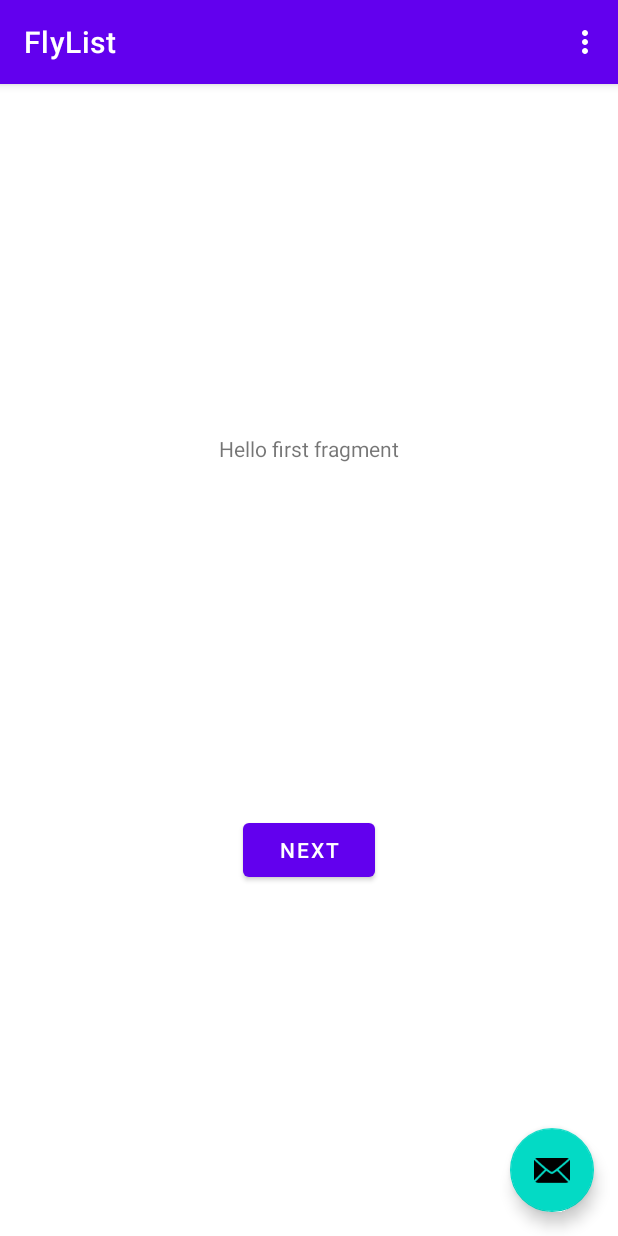
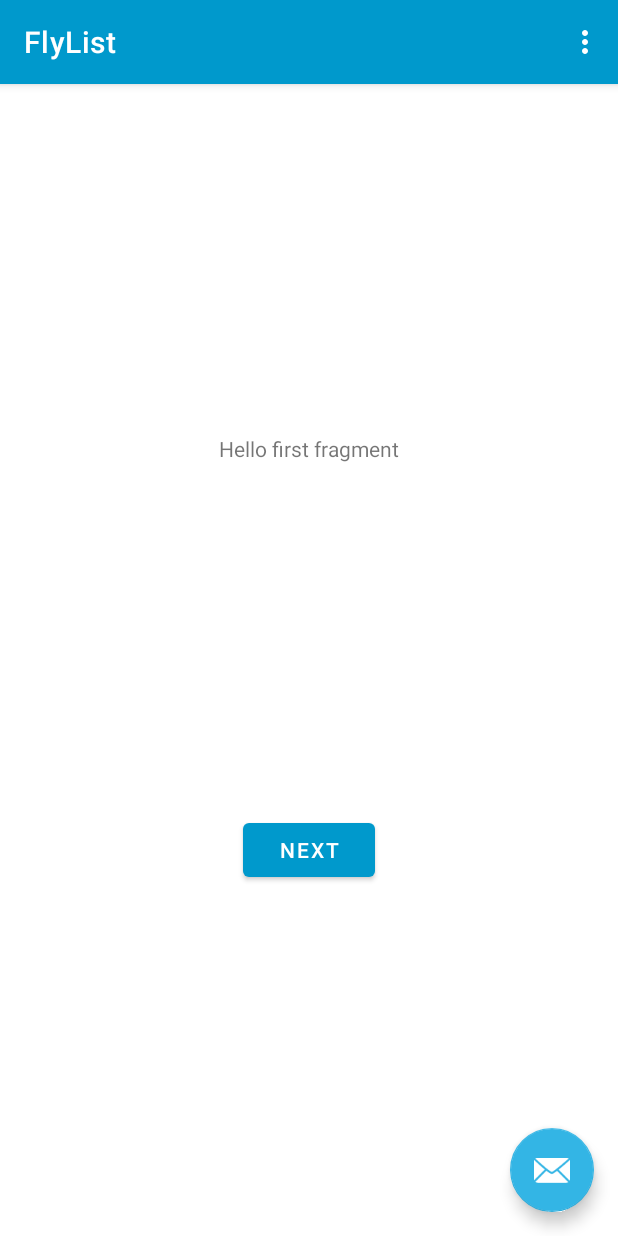
Before and after one commit to WarningImHack3r/FlyList, an Android app: the screen it shows after launch (MainActivity), on a phone screen of 412 x 824 dp. Run offline under Robolectric (Android 15) with nearby library versions, the light colour scheme and no system bars.

Commit message:
updated colors project basis

```diff
--- a/app/src/main/res/layout/activity_main.xml
+++ b/app/src/main/res/layout/activity_main.xml
@@ -6,6 +6,7 @@
     android:layout_height="match_parent"
     tools:context=".MainActivity">
 
+    <!-- Navigation bar -->
     <com.google.android.material.appbar.AppBarLayout
         android:layout_width="match_parent"
         android:layout_height="wrap_content"
@@ -22,12 +23,14 @@
 
     <include layout="@layout/content_main" />
 
+    <!-- Floating email button -->
     <com.google.android.material.floatingactionbutton.FloatingActionButton
         android:id="@+id/fab"
         android:layout_width="wrap_content"
         android:layout_height="wrap_content"
         android:layout_gravity="bottom|end"
         android:layout_margin="@dimen/fab_margin"
-        app:srcCompat="@android:drawable/ic_dialog_email" />
+        app:srcCompat="@android:drawable/ic_dialog_email"
+        android:contentDescription="@string/send_email" />
 
 </androidx.coordinatorlayout.widget.CoordinatorLayout>
--- a/app/src/main/res/menu/menu_main.xml
+++ b/app/src/main/res/menu/menu_main.xml
@@ -2,9 +2,11 @@
     xmlns:app="http://schemas.android.com/apk/res-auto"
     xmlns:tools="http://schemas.android.com/tools"
     tools:context="com.antoine.flylist.MainActivity">
+
     <item
         android:id="@+id/action_settings"
         android:orderInCategory="100"
         android:title="@string/action_settings"
         app:showAsAction="never" />
+
 </menu>
--- a/app/src/main/res/values-night/themes.xml
+++ b/app/src/main/res/values-night/themes.xml
@@ -2,15 +2,15 @@
     <!-- Base application theme. -->
     <style name="Theme.FlyList" parent="Theme.MaterialComponents.DayNight.DarkActionBar">
         <!-- Primary brand color. -->
-        <item name="colorPrimary">@color/purple_200</item>
-        <item name="colorPrimaryVariant">@color/purple_700</item>
+        <item name="colorPrimary">@color/main_color</item>
         <item name="colorOnPrimary">@color/black</item>
         <!-- Secondary brand color. -->
-        <item name="colorSecondary">@color/teal_200</item>
-        <item name="colorSecondaryVariant">@color/teal_200</item>
+        <item name="colorSecondary">@color/secondary_color</item>
         <item name="colorOnSecondary">@color/black</item>
         <!-- Status bar color. -->
-        <item name="android:statusBarColor" tools:targetApi="l">?attr/colorPrimaryVariant</item>
-        <!-- Customize your theme here. -->
+        <item name="android:statusBarColor" tools:targetApi="l">?attr/colorPrimary</item>
+        <!-- Menu item color. (doesn't work) -->
+        <item name="actionMenuTextColor">@color/white</item>
+        <item name="android:actionMenuTextColor">@color/white</item>
     </style>
 </resources>
--- a/app/src/main/res/values/colors.xml
+++ b/app/src/main/res/values/colors.xml
@@ -1,10 +1,7 @@
 <?xml version="1.0" encoding="utf-8"?>
 <resources>
-    <color name="purple_200">#FFBB86FC</color>
-    <color name="purple_500">#FF6200EE</color>
-    <color name="purple_700">#FF3700B3</color>
-    <color name="teal_200">#FF03DAC5</color>
-    <color name="teal_700">#FF018786</color>
-    <color name="black">#FF000000</color>
-    <color name="white">#FFFFFFFF</color>
+    <color name="main_color">@android:color/holo_blue_dark</color>
+    <color name="secondary_color">@android:color/holo_blue_light</color>
+    <color name="black">@android:color/background_dark</color>
+    <color name="white">@android:color/background_light</color>
 </resources>
--- a/app/src/main/res/values/strings.xml
+++ b/app/src/main/res/values/strings.xml
@@ -9,4 +9,5 @@
 
     <string name="hello_first_fragment">Hello first fragment</string>
     <string name="hello_second_fragment">Hello second fragment. Arg: %1$s</string>
+    <string name="send_email">Send email</string>
 </resources>
--- a/app/src/main/res/values/themes.xml
+++ b/app/src/main/res/values/themes.xml
@@ -2,16 +2,13 @@
     <!-- Base application theme. -->
     <style name="Theme.FlyList" parent="Theme.MaterialComponents.DayNight.DarkActionBar">
         <!-- Primary brand color. -->
-        <item name="colorPrimary">@color/purple_500</item>
-        <item name="colorPrimaryVariant">@color/purple_700</item>
+        <item name="colorPrimary">@color/main_color</item>
         <item name="colorOnPrimary">@color/white</item>
         <!-- Secondary brand color. -->
-        <item name="colorSecondary">@color/teal_200</item>
-        <item name="colorSecondaryVariant">@color/teal_700</item>
-        <item name="colorOnSecondary">@color/black</item>
+        <item name="colorSecondary">@color/secondary_color</item>
+        <item name="colorOnSecondary">@color/white</item>
         <!-- Status bar color. -->
-        <item name="android:statusBarColor" tools:targetApi="l">?attr/colorPrimaryVariant</item>
-        <!-- Customize your theme here. -->
+        <item name="android:statusBarColor" tools:targetApi="l">?attr/colorPrimary</item>
     </style>
 
     <style name="Theme.FlyList.NoActionBar">
```
Also changed, not shown: 1 other file.
